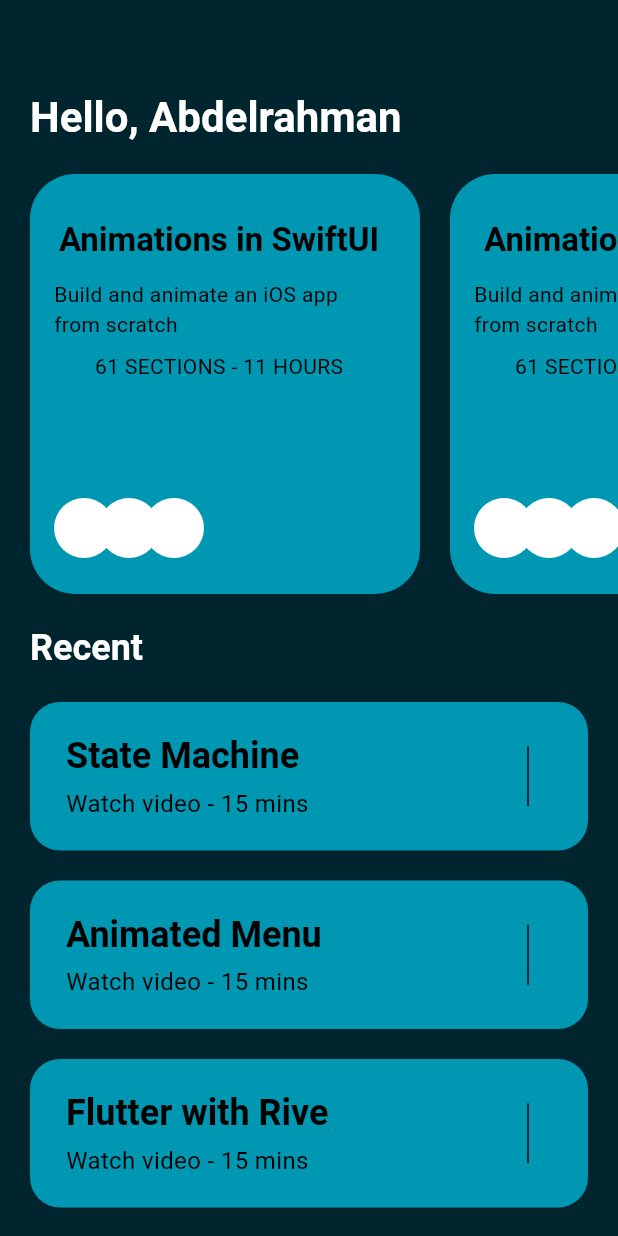
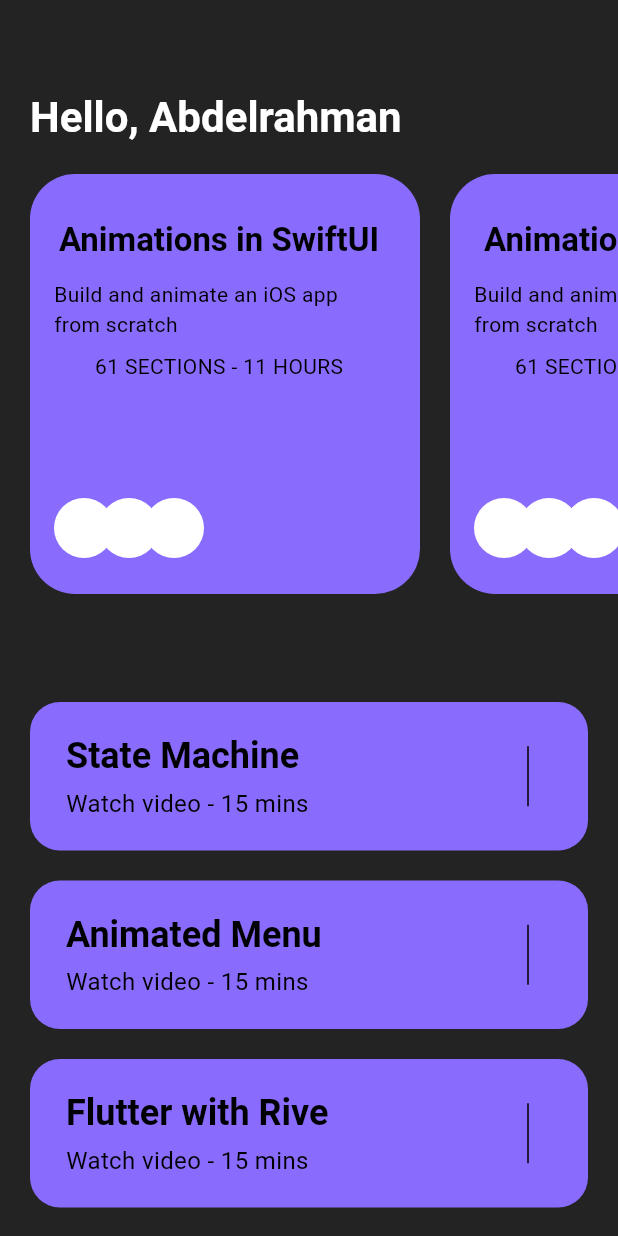
Before and after one commit to MahmooudEssam/InTake, a Flutter app: the HomePage screen opened directly, on a phone screen of 412 x 824 dp. Run offline on Flutter 3.47's test engine with Material 3 defaults, Android fonts, the phone set to English and light mode, and no system bars; our stand-ins replace flutter_dotenv, flutter_svg, google_generative_ai, lottie, rive.

Commit message:
Modified Colors to follow the Application's Color Template.

```diff
--- a/lib/core/theme/appPalette.dart
+++ b/lib/core/theme/appPalette.dart
@@ -1,15 +1,15 @@
 import 'package:flutter/material.dart';
 
 class AppPallete {
-  static const Color backgroundColor = Color(0xFF01252E);
+  static const Color backgroundColor = Color(0xFF232323);
   static const Color gradient1 = Color.fromRGBO(187, 63, 221, 1);
   static const Color gradient2 =  Color.fromRGBO(251, 109, 169, 1);
   static const Color gradient3 = Color(0xFF0097B2);
   static const Color borderColor = Color.fromRGBO(52, 51, 67, 1);
-  static const Color widgetColor = Color(0xFF0097B2);
+  static const Color widgetColor = Color(0xFF896CFE);
   static const Color textColor_dark = Colors.black;
-  static const Color textColor_light = Colors.white;
-  static const Color selectedColor = Color(0xFF0097B2);
+  static const Color textColor_light = Color(0xFF232323);
+  static const Color selectedColor = Color(0xFFE2F163);
   static const Color whiteColor = Colors.white;
   static const Color greyColor = Colors.grey;
   static const Color errorColor = Colors.redAccent;
```
